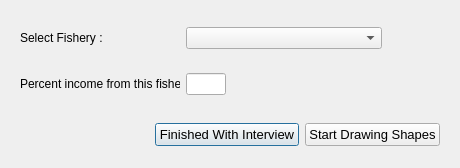
Before: the Qt Designer form oom_noorc_comm/Interview/selectfishery.ui in Ecotrust/openoceanmap-desktop, drawn with Qt 5.
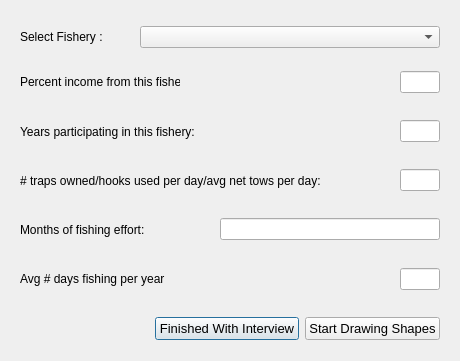
After: the same form once the commit is applied.

The edit to the form file:
```diff
--- a/oom_noorc_comm/Interview/selectfishery.ui
+++ b/oom_noorc_comm/Interview/selectfishery.ui
@@ -7,7 +7,7 @@
     <x>0</x>
     <y>0</y>
     <width>460</width>
-    <height>168</height>
+    <height>361</height>
    </rect>
   </property>
   <property name="windowTitle" >
@@ -38,13 +38,13 @@
          <widget class="QLabel" name="fishery_text" >
           <property name="minimumSize" >
            <size>
-            <width>160</width>
+            <width>100</width>
             <height>0</height>
            </size>
           </property>
           <property name="maximumSize" >
            <size>
-            <width>160</width>
+            <width>100</width>
             <height>16777215</height>
            </size>
           </property>
@@ -53,8 +53,33 @@
           </property>
          </widget>
         </item>
+        <item>
+         <spacer name="horizontalSpacer_2" >
+          <property name="orientation" >
+           <enum>Qt::Horizontal</enum>
+          </property>
+          <property name="sizeHint" stdset="0" >
+           <size>
+            <width>40</width>
+            <height>20</height>
+           </size>
+          </property>
+         </spacer>
+        </item>
         <item>
          <widget class="QComboBox" name="fishery_comboBox" >
+          <property name="minimumSize" >
+           <size>
+            <width>300</width>
+            <height>0</height>
+           </size>
+          </property>
+          <property name="maximumSize" >
+           <size>
+            <width>300</width>
+            <height>16777215</height>
+           </size>
+          </property>
           <item>
            <property name="text" >
             <string/>
@@ -135,19 +160,6 @@
        </layout>
       </widget>
      </item>
-     <item>
-      <spacer name="horizontalSpacer_2" >
-       <property name="orientation" >
-        <enum>Qt::Horizontal</enum>
-       </property>
-       <property name="sizeHint" stdset="0" >
-        <size>
-         <width>40</width>
-         <height>20</height>
-        </size>
-       </property>
-      </spacer>
-     </item>
     </layout>
    </item>
    <item>
@@ -174,6 +186,19 @@
           </property>
          </widget>
         </item>
+        <item>
+         <spacer name="horizontalSpacer_3" >
+          <property name="orientation" >
+           <enum>Qt::Horizontal</enum>
+          </property>
+          <property name="sizeHint" stdset="0" >
+           <size>
+            <width>40</width>
+            <height>20</height>
+           </size>
+          </property>
+         </spacer>
+        </item>
         <item>
          <widget class="QLineEdit" name="fish_perc_income" >
           <property name="minimumSize" >
@@ -190,19 +215,6 @@
           </property>
          </widget>
         </item>
-        <item>
-         <spacer name="horizontalSpacer_3" >
-          <property name="orientation" >
-           <enum>Qt::Horizontal</enum>
-          </property>
-          <property name="sizeHint" stdset="0" >
-           <size>
-            <width>40</width>
-            <height>20</height>
-           </size>
-          </property>
-         </spacer>
-        </item>
        </layout>
        <zorder>fish_perc_income</zorder>
        <zorder>label</zorder>
@@ -211,6 +223,238 @@
      </item>
     </layout>
    </item>
+   <item>
+    <layout class="QHBoxLayout" name="horizontalLayout_7" >
+     <item>
+      <widget class="QWidget" native="1" name="widget_4" >
+       <layout class="QHBoxLayout" name="horizontalLayout_8" >
+        <item>
+         <widget class="QLabel" name="label_3" >
+          <property name="minimumSize" >
+           <size>
+            <width>200</width>
+            <height>0</height>
+           </size>
+          </property>
+          <property name="maximumSize" >
+           <size>
+            <width>200</width>
+            <height>16777215</height>
+           </size>
+          </property>
+          <property name="text" >
+           <string>Years participating in this fishery:</string>
+          </property>
+         </widget>
+        </item>
+        <item>
+         <spacer name="horizontalSpacer_3" >
+          <property name="orientation" >
+           <enum>Qt::Horizontal</enum>
+          </property>
+          <property name="sizeHint" stdset="0" >
+           <size>
+            <width>40</width>
+            <height>20</height>
+           </size>
+          </property>
+         </spacer>
+        </item>
+        <item>
+         <widget class="QLineEdit" name="fish_yrs_partic" >
+          <property name="minimumSize" >
+           <size>
+            <width>40</width>
+            <height>0</height>
+           </size>
+          </property>
+          <property name="maximumSize" >
+           <size>
+            <width>40</width>
+            <height>16777215</height>
+           </size>
+          </property>
+         </widget>
+        </item>
+       </layout>
+      </widget>
+     </item>
+    </layout>
+   </item>
+   <item>
+    <layout class="QHBoxLayout" name="horizontalLayout_13" >
+     <item>
+      <widget class="QWidget" native="1" name="widget_7" >
+       <layout class="QHBoxLayout" name="horizontalLayout_14" >
+        <item>
+         <widget class="QLabel" name="label_6" >
+          <property name="minimumSize" >
+           <size>
+            <width>300</width>
+            <height>0</height>
+           </size>
+          </property>
+          <property name="maximumSize" >
+           <size>
+            <width>300</width>
+            <height>16777215</height>
+           </size>
+          </property>
+          <property name="text" >
+           <string># traps owned/hooks used per day/avg net tows per day:</string>
+          </property>
+         </widget>
+        </item>
+        <item>
+         <spacer name="horizontalSpacer_3" >
+          <property name="orientation" >
+           <enum>Qt::Horizontal</enum>
+          </property>
+          <property name="sizeHint" stdset="0" >
+           <size>
+            <width>40</width>
+            <height>20</height>
+           </size>
+          </property>
+         </spacer>
+        </item>
+        <item>
+         <widget class="QLineEdit" name="fish_num_gear" >
+          <property name="minimumSize" >
+           <size>
+            <width>40</width>
+            <height>0</height>
+           </size>
+          </property>
+          <property name="maximumSize" >
+           <size>
+            <width>40</width>
+            <height>16777215</height>
+           </size>
+          </property>
+         </widget>
+        </item>
+       </layout>
+      </widget>
+     </item>
+    </layout>
+   </item>
+   <item>
+    <layout class="QHBoxLayout" name="horizontalLayout_9" >
+     <item>
+      <widget class="QWidget" native="1" name="widget_5" >
+       <layout class="QHBoxLayout" name="horizontalLayout_10" >
+        <item>
+         <widget class="QLabel" name="label_4" >
+          <property name="minimumSize" >
+           <size>
+            <width>160</width>
+            <height>0</height>
+           </size>
+          </property>
+          <property name="maximumSize" >
+           <size>
+            <width>160</width>
+            <height>16777215</height>
+           </size>
+          </property>
+          <property name="text" >
+           <string>Months of fishing effort:</string>
+          </property>
+         </widget>
+        </item>
+        <item>
+         <spacer name="horizontalSpacer_3" >
+          <property name="orientation" >
+           <enum>Qt::Horizontal</enum>
+          </property>
+          <property name="sizeHint" stdset="0" >
+           <size>
+            <width>40</width>
+            <height>20</height>
+           </size>
+          </property>
+         </spacer>
+        </item>
+        <item>
+         <widget class="QLineEdit" name="fish_months" >
+          <property name="minimumSize" >
+           <size>
+            <width>220</width>
+            <height>0</height>
+           </size>
+          </property>
+          <property name="maximumSize" >
+           <size>
+            <width>200</width>
+            <height>16777215</height>
+           </size>
+          </property>
+         </widget>
+        </item>
+       </layout>
+      </widget>
+     </item>
+    </layout>
+   </item>
+   <item>
+    <layout class="QHBoxLayout" name="horizontalLayout_11" >
+     <item>
+      <widget class="QWidget" native="1" name="widget_6" >
+       <layout class="QHBoxLayout" name="horizontalLayout_12" >
+        <item>
+         <widget class="QLabel" name="label_5" >
+          <property name="minimumSize" >
+           <size>
+            <width>160</width>
+            <height>0</height>
+           </size>
+          </property>
+          <property name="maximumSize" >
+           <size>
+            <width>160</width>
+            <height>16777215</height>
+           </size>
+          </property>
+          <property name="text" >
+           <string>Avg # days fishing per year</string>
+          </property>
+         </widget>
+        </item>
+        <item>
+         <spacer name="horizontalSpacer_3" >
+          <property name="orientation" >
+           <enum>Qt::Horizontal</enum>
+          </property>
+          <property name="sizeHint" stdset="0" >
+           <size>
+            <width>40</width>
+            <height>20</height>
+           </size>
+          </property>
+         </spacer>
+        </item>
+        <item>
+         <widget class="QLineEdit" name="fish_avg_days" >
+          <property name="minimumSize" >
+           <size>
+            <width>40</width>
+            <height>0</height>
+           </size>
+          </property>
+          <property name="maximumSize" >
+           <size>
+            <width>40</width>
+            <height>16777215</height>
+           </size>
+          </property>
+         </widget>
+        </item>
+       </layout>
+      </widget>
+     </item>
+    </layout>
+   </item>
    <item>
     <layout class="QHBoxLayout" name="horizontalLayout_2" >
      <item>
```
Left out of the diff: 93 changed lines with no effect on the pictures.
